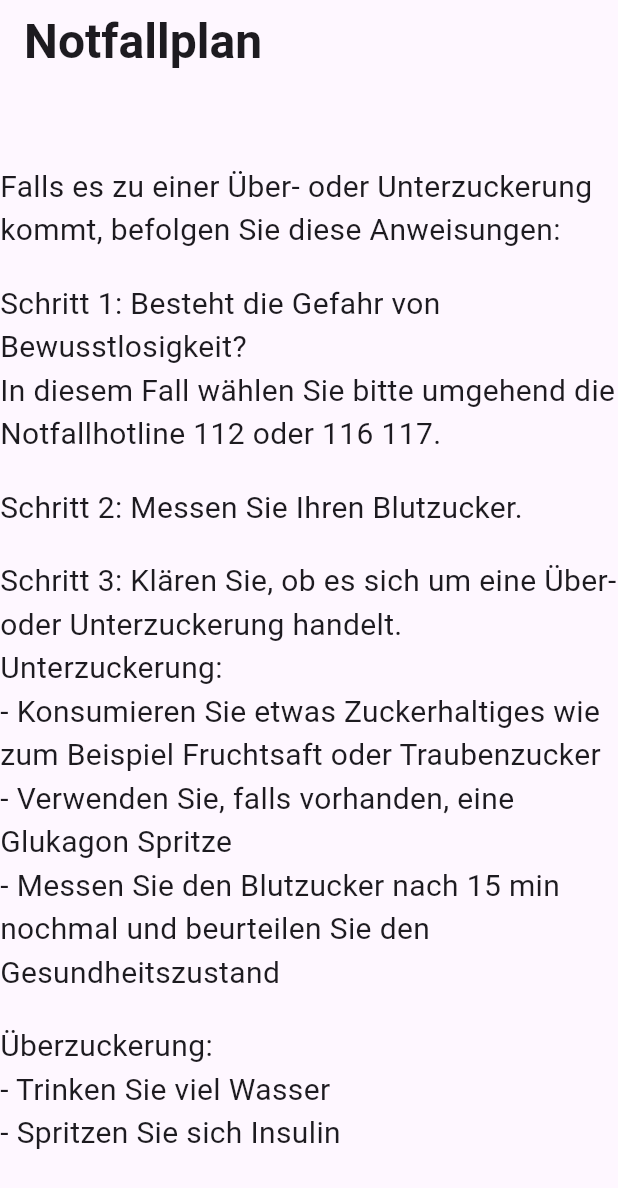
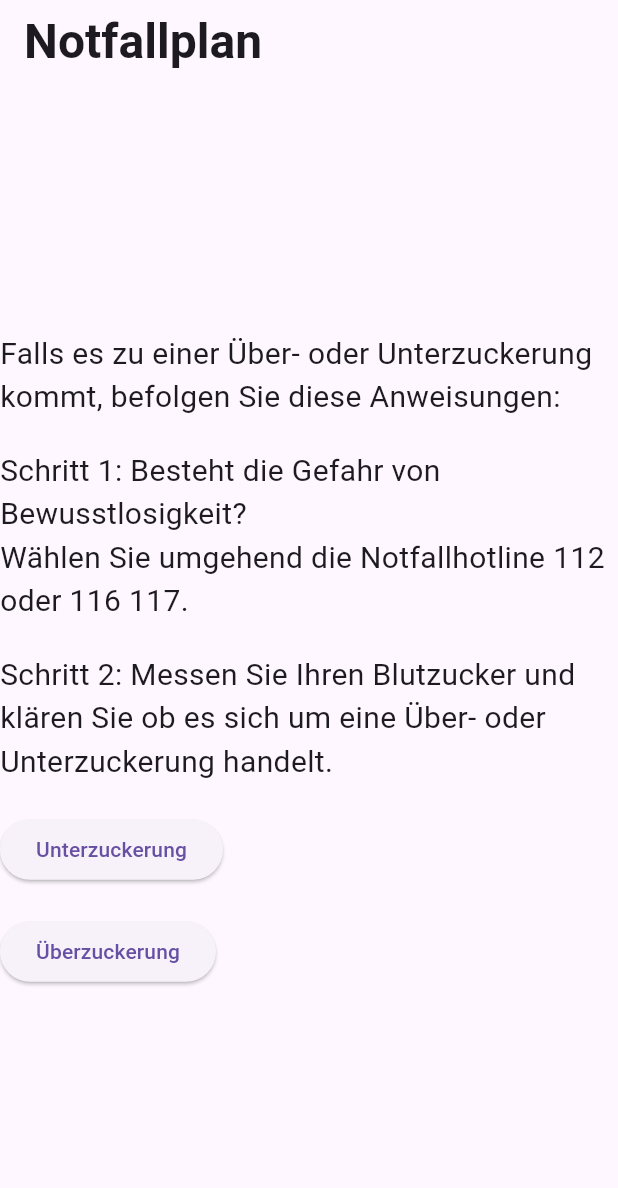
Before and after one commit to Jonalismus/companio_diabetes_app, a Flutter app: the NotfallplanPage screen opened directly, on a phone screen of 412 x 824 dp. Shown: the top 1188 px of the screen. Run offline on Flutter 3.47's test engine with Material 3 defaults, Android fonts, the phone set to English and light mode, and no system bars; our stand-ins replace cloud_firestore, firebase_auth, firebase_core; accounts and stored records are empty.

Commit message:
Änderungen der Notfallplanpage

```diff
--- a/lib/screens/pages/notfallplan.dart
+++ b/lib/screens/pages/notfallplan.dart
@@ -16,44 +16,98 @@ class NotfallplanPage extends StatelessWidget {
         ),
         automaticallyImplyLeading: false,
       ),
-      body: const Center(
+      body: Center(
         child: Column(
           mainAxisAlignment: MainAxisAlignment.center,
           crossAxisAlignment: CrossAxisAlignment.start,
           children: [
-            Text(
+            const Text(
               'Falls es zu einer Über- oder Unterzuckerung kommt, befolgen Sie diese Anweisungen:',
               style: TextStyle(fontSize: 20),
             ),
             SizedBox(height: 20),
-            Text(
+            const Text(
               'Schritt 1: Besteht die Gefahr von Bewusstlosigkeit?\n'
-                  'In diesem Fall wählen Sie bitte umgehend die Notfallhotline 112 oder 116 117.',
+                  'Wählen Sie umgehend die Notfallhotline 112 oder 116 117.',
               style: TextStyle(fontSize: 20),
             ),
             SizedBox(height: 20),
-            Text('Schritt 2: Messen Sie Ihren Blutzucker.',
+            const Text(
+              'Schritt 2: Messen Sie Ihren Blutzucker und klären Sie ob es sich um eine Über- oder Unterzuckerung handelt.',
               style: TextStyle(fontSize: 20),
             ),
             SizedBox(height: 20),
-            Text('Schritt 3: Klären Sie, ob es sich um eine Über- oder Unterzuckerung handelt.',
-              style: TextStyle(fontSize: 20),
-            ),
-            Text('Unterzuckerung:\n'
-                '- Konsumieren Sie etwas Zuckerhaltiges wie zum Beispiel Fruchtsaft oder Traubenzucker \n'
-                '- Verwenden Sie, falls vorhanden, eine Glukagon Spritze\n'
-                '- Messen Sie den Blutzucker nach 15 min nochmal und beurteilen Sie den Gesundheitszustand',
-              style: TextStyle(fontSize: 20),
+            ElevatedButton(
+              onPressed: () {
+                _showUnterzuckerungInfo(context);
+              },
+              child: Text('Unterzuckerung'),
             ),
             SizedBox(height: 20),
-            Text('Überzuckerung:\n'
-                '- Trinken Sie viel Wasser\n'
-                '- Spritzen Sie sich Insulin',
-              style: TextStyle(fontSize: 20),
+            ElevatedButton(
+              onPressed: () {
+                _showUeberzuckerungInfo(context);
+              },
+              child: Text('Überzuckerung'),
             ),
           ],
         ),
       ),
     );
   }
+
+  void _showUnterzuckerungInfo(BuildContext context) {
+    showDialog(
+      context: context,
+      builder: (BuildContext context) {
+        return AlertDialog(
+          title: const Text('Unterzuckerung'),
+          content: const Column(
+            crossAxisAlignment: CrossAxisAlignment.start,
+            mainAxisSize: MainAxisSize.min,
+            children: [
+              Text('- Konsumieren Sie etwas Zuckerhaltiges wie zum Beispiel Fruchtsaft oder Traubenzucker'),
+              Text('- Verwenden Sie, falls vorhanden, eine Glukagon Spritze'),
+              Text('- Messen Sie den Blutzucker nach 15 min nochmal und beurteilen Sie den Gesundheitszustand'),
+            ],
+          ),
+          actions: [
+            TextButton(
+              onPressed: () {
+                Navigator.of(context).pop();
+              },
+              child: const Text('Schließen'),
+            ),
+          ],
+        );
+      },
+    );
+  }
+
+  void _showUeberzuckerungInfo(BuildContext context) {
+    showDialog(
+      context: context,
+      builder: (BuildContext context) {
+        return AlertDialog(
+          title: const Text('Überzuckerung'),
+          content: const Column(
+            crossAxisAlignment: CrossAxisAlignment.start,
+            mainAxisSize: MainAxisSize.min,
+            children: [
+              Text('- Trinken Sie viel Wasser'),
+              Text('- Spritzen Sie sich Insulin'),
+            ],
+          ),
+          actions: [
+            TextButton(
+              onPressed: () {
+                Navigator.of(context).pop();
+              },
+              child: const Text('Schließen'),
+            ),
+          ],
+        );
+      },
+    );
+  }
 }
```
